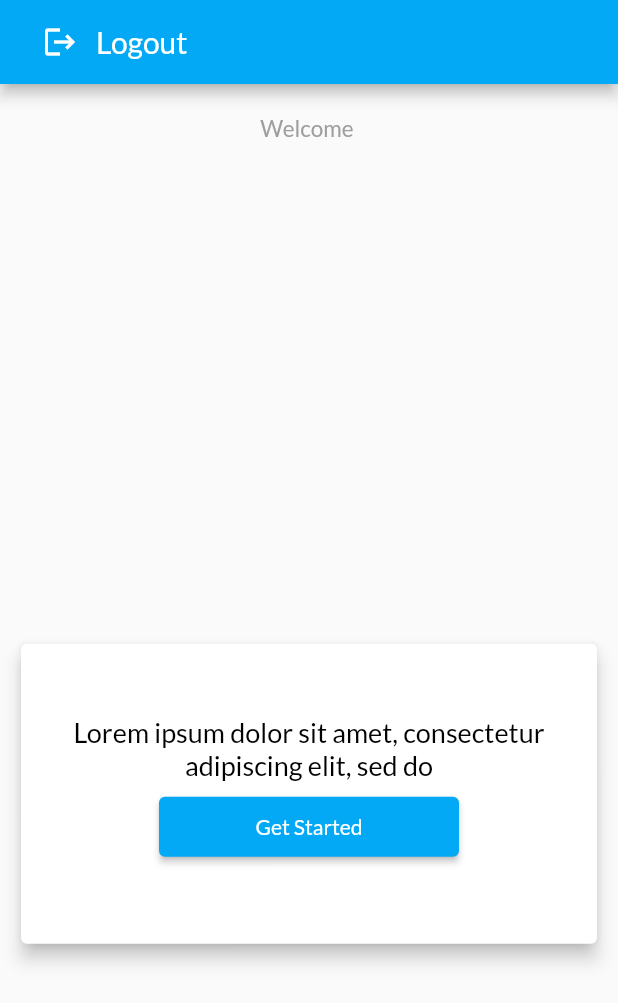
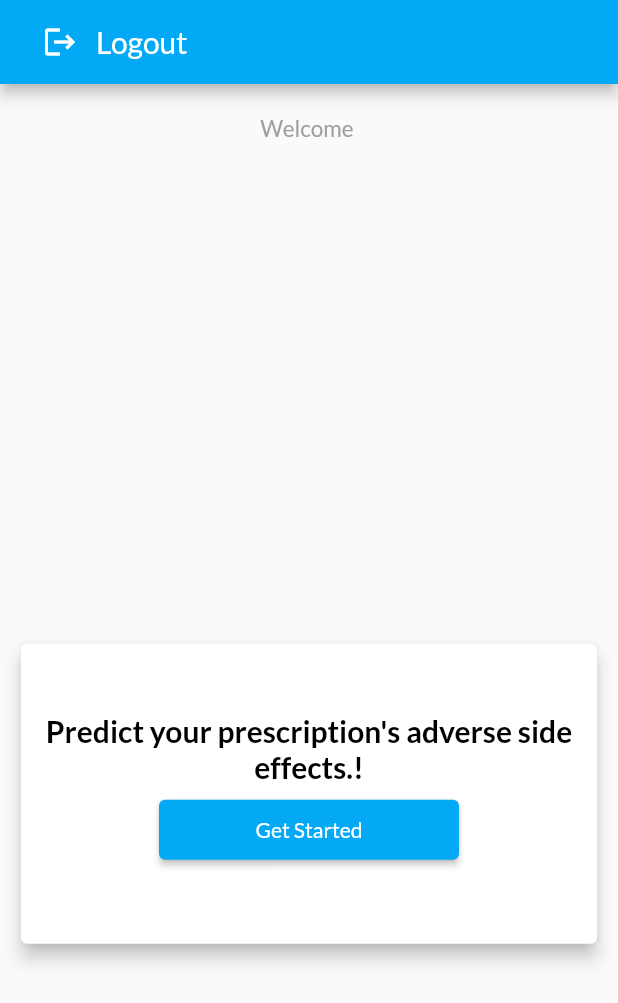
Before and after one commit to cool-man-vk/Beyolix, a Flutter app: the screen it shows once a user with an empty profile is signed in, on a phone screen of 412 x 824 dp. Shown: the top 1003 px of the screen. Run offline on Flutter 3.47's test engine with Material 2 defaults, Android fonts, the phone set to English and light mode, and no system bars; our stand-ins replace firebase_auth, firebase_core, image_picker; accounts and stored records are empty.

Commit message:
fixed errors

```diff
--- a/lib/screens/landing_screen.dart
+++ b/lib/screens/landing_screen.dart
@@ -11,14 +11,13 @@ class LandingScreen extends StatefulWidget {
 }
 
 class _LandingScreenState extends State<LandingScreen> {
-
   final uemail = FirebaseAuth.instance.currentUser!.email;
 
   @override
   Widget build(BuildContext context) {
     return Scaffold(
       appBar: AppBar(
-        title:  Column(
+        title: Column(
           mainAxisAlignment: MainAxisAlignment.end,
           crossAxisAlignment: CrossAxisAlignment.end,
           children: [
@@ -45,7 +44,6 @@ class _LandingScreenState extends State<LandingScreen> {
                   ),
                 ),
               ],
-
             ),
           ],
         ),
@@ -73,10 +71,10 @@ class _LandingScreenState extends State<LandingScreen> {
             Container(
                 height: MediaQuery.of(context).size.height * 0.9,
                 margin: const EdgeInsets.only(
-                left:10,
+                  left: 10,
                   right: 10,
                 ),
-              child:Column(
+                child: Column(
                   mainAxisAlignment: MainAxisAlignment.center,
                   crossAxisAlignment: CrossAxisAlignment.center,
                   children: [
@@ -87,20 +85,18 @@ class _LandingScreenState extends State<LandingScreen> {
                           padding: const EdgeInsets.all(10),
                           decoration: BoxDecoration(
                             borderRadius: BorderRadius.circular(20),
-
                           ),
-                      child:Column(
+                          child: Column(
                             mainAxisAlignment: MainAxisAlignment.center,
                             crossAxisAlignment: CrossAxisAlignment.center,
                             children: [
                               const Text(
-                            'Lorem ipsum dolor sit amet, consectetur adipiscing elit, sed do',
+                                'Predict your prescription\'s adverse side effects.!',
                                 textAlign: TextAlign.center,
                                 style: TextStyle(
-                              fontSize: 18,
-
-                              color: Colors.black
-                            ),
+                                    fontSize: 20,
+                                    fontWeight: FontWeight.bold,
+                                    color: Colors.black),
                               ),
                               Container(
                                 margin: const EdgeInsets.all(10),
@@ -108,7 +104,8 @@ class _LandingScreenState extends State<LandingScreen> {
                                 width: 200,
                                 child: ElevatedButton(
                                   onPressed: () {
-                                Navigator.of(context).pushNamed(GetStarted.routeName);
+                                    Navigator.of(context)
+                                        .pushNamed(GetStarted.routeName);
                                   },
                                   child: const Text(
                                     'Get Started',
@@ -117,13 +114,10 @@ class _LandingScreenState extends State<LandingScreen> {
                                 ),
                               )
                             ],
-                      )
-                    ),
+                          )),
                     )
                   ],
-              )
-            )
-
+                ))
           ],
         ),
       ),
```
Lines whose indentation alone changed are shown as unchanged.
